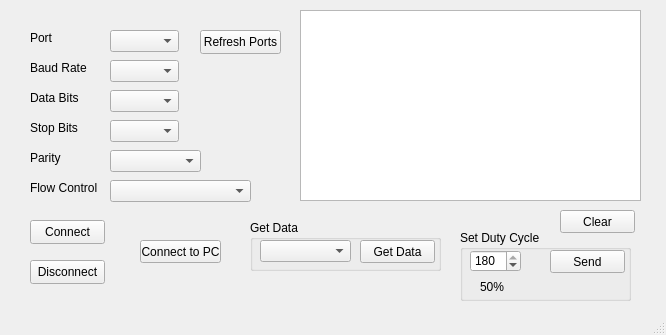
Before: the Qt Designer form mainwindow.ui in doub1eG/QtECHs, drawn with Qt 5.
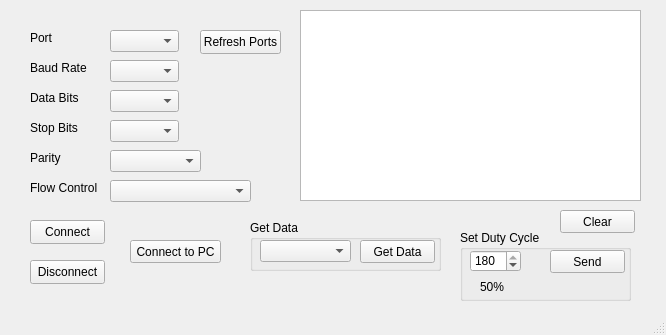
After: the same form once the commit is applied.

Patch:
```diff
--- a/mainwindow.ui
+++ b/mainwindow.ui
@@ -217,9 +217,9 @@
    <widget class="QPushButton" name="btn_connectToPC">
     <property name="geometry">
      <rect>
-      <x>140</x>
+      <x>130</x>
       <y>240</y>
-      <width>81</width>
+      <width>91</width>
       <height>23</height>
      </rect>
     </property>
```
